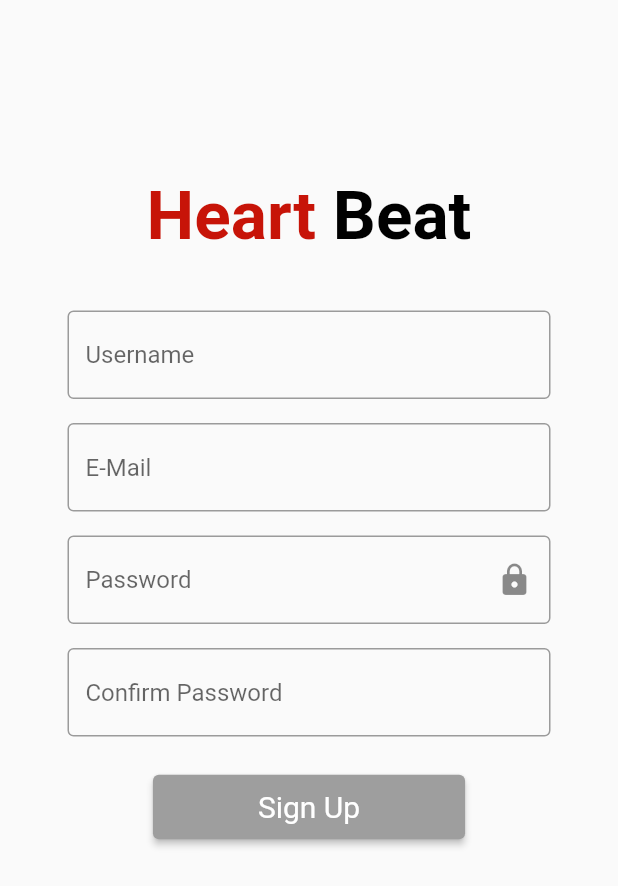
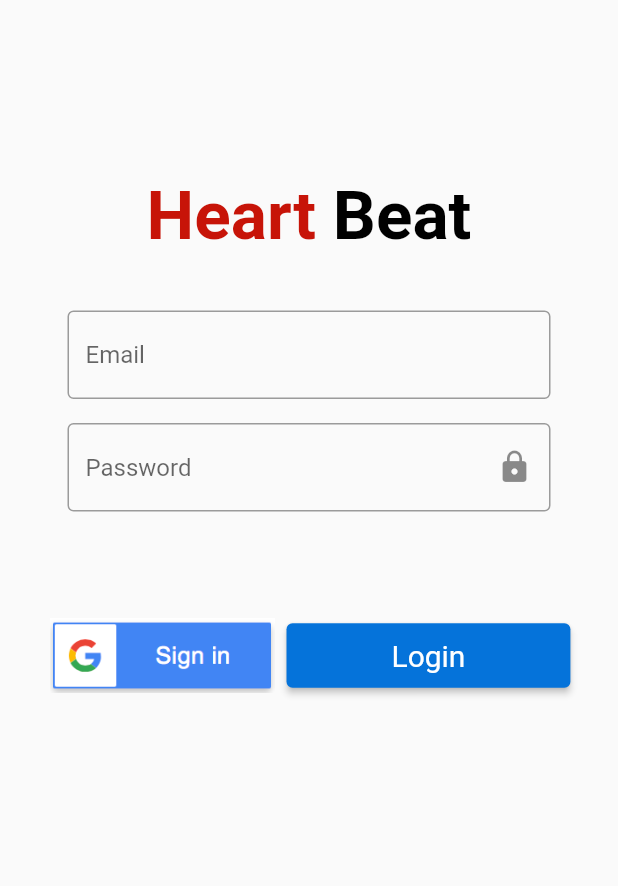
Before and after one commit to YushaCan/HeartBeat, a Flutter app: the SignUp widget shown alone on an empty page, opened directly, on a phone screen of 412 x 824 dp. Shown: the top 886 px of the screen. Run offline on Flutter 3.47's test engine with Material 2 defaults, Android fonts, the phone set to English and light mode, and no system bars; our stand-ins replace firebase_auth, firebase_core, firebase_database, google_sign_in, percent_indicator; missing offline and left inert: dart:ffi; accounts and stored records are empty; network calls fail.

Commit message:
Sign Up via Firebase
sign up, login via firebase + dosyalari toparlama

```diff
--- /dev/null
+++ b/heart_beat/lib/UYELIK/LoginPage.dart
@@ -0,0 +1,220 @@
+import 'package:flutter/material.dart';
+import '../InsertToDatabaseCode/USER_DATA_DAO';
+import '../InsertToDatabaseCode/USER_DATA';
+import 'package:firebase_database/ui/firebase_animated_list.dart';
+import 'package:flutter/cupertino.dart';
+import 'SignUpPage.dart';
+import '../MainPages/MainMenu.dart';
+import 'package:google_sign_in/google_sign_in.dart';
+import 'package:firebase_auth/firebase_auth.dart';
+
+class UserDataListState extends State<UserDataList>{
+
+TextEditingController _userPasswordController = TextEditingController();
+TextEditingController _userEmailController = TextEditingController();
+TextEditingController _userNameController = TextEditingController();
+
+@override
+  Widget build(BuildContext context){
+    return Scaffold(
+      body: SignUp(),
+    );
+  }
+
+bool _canSendUserData() => _userNameController.text.length > 0 && _userPasswordController.text.length > 0 && _userEmailController.text.length > 0;
+
+void _sendUserData() {
+  if (_canSendUserData()) {
+    final userData = USER_DATA(_userNameController.text,_userEmailController.text,_userPasswordController.text);
+    widget.userdataDAO.saveUserData(userData);
+    _userNameController.clear();
+    _userEmailController.clear();
+    _userPasswordController.clear();
+    setState(() {});
+  }
+}
+
+}
+
+class UserDataList extends StatefulWidget{
+  UserDataList({Key? key}): super(key: key);
+
+  final userdataDAO = USER_DATA_DAO();
+
+  @override
+  UserDataListState createState()=> UserDataListState();
+}
+
+class SignUp extends StatefulWidget {
+  SignUp({Key? key}) : super(key: key);
+
+  @override
+  State<SignUp> createState() => _SignUpState();
+}
+
+class _SignUpState extends State<SignUp> {
+
+  TextEditingController _userPasswordController = TextEditingController();
+  TextEditingController _userEmailController = TextEditingController();
+  TextEditingController _userNameController = TextEditingController();
+
+  bool seePassword = true;
+  bool lockIcon = true;
+
+  String passwordText = "";
+  String confirmedPasswordText = "";
+  String email = "";
+
+  void Toggle() {
+    setState(() {
+      seePassword = !seePassword;
+    });
+  }
+
+  Future<void> _loginUser() async {
+    try{
+      print("user:  $email");
+      UserCredential userCredential = await FirebaseAuth.instance.signInWithEmailAndPassword(email: email.trim(), password: _userPasswordController.text);
+      print("user:  $userCredential");
+      Navigator.push(
+        context,
+        MaterialPageRoute(builder: (context) => MainMenuPage()),
+      );
+    } on FirebaseAuthException catch (e){
+      print("error: $e");
+    }catch(e){
+      print("error: $e");
+    }
+  }
+
+  final FirebaseAuth auth = FirebaseAuth.instance;
+
+  Future<void> signup(BuildContext context) async {
+    final GoogleSignIn googleSignIn = GoogleSignIn();
+    final GoogleSignInAccount? googleSignInAccount = await googleSignIn.signIn();
+    if (googleSignInAccount != null) {
+      final GoogleSignInAuthentication googleSignInAuthentication =
+      await googleSignInAccount.authentication;
+      final AuthCredential authCredential = GoogleAuthProvider.credential(
+          idToken: googleSignInAuthentication.idToken,
+          accessToken: googleSignInAuthentication.accessToken);
+
+      // Getting users credential
+      UserCredential result = await auth.signInWithCredential(authCredential);
+      User? user = result.user;
+
+      if (result != null) {
+        Navigator.pushReplacement(
+            context, MaterialPageRoute(builder: (context) => MainMenuPage()));
+      } // if result not null we simply call the MaterialpageRoute,
+      // for go to the HomePage screen
+    }
+  }
+  @override
+  Widget build(BuildContext context) {
+    return Container(
+      child: SingleChildScrollView(
+        child: Column(
+          crossAxisAlignment: CrossAxisAlignment.center,
+          children: <Widget>[
+            // This row is for justify the upper space of the Heart Beat
+            Row(children: <Widget>[
+              const Text(
+                '',
+                style: TextStyle(
+                  fontSize: 100,
+                ),
+              ),
+            ]),
+            Row(
+                crossAxisAlignment: CrossAxisAlignment.center,
+                mainAxisAlignment: MainAxisAlignment.center,
+                children: <Widget>[
+                  const Text(
+                    'Heart',
+                    style: TextStyle(
+                      color: Color.fromARGB(255, 199, 20, 8),
+                      fontWeight: FontWeight.bold,
+                      fontSize: 45,
+                    ),
+                  ),
+                  const Text(
+                    ' Beat',
+                    style: TextStyle(
+                      color: Colors.black,
+                      fontWeight: FontWeight.bold,
+                      fontSize: 45,
+                    ),
+                  )
+                ]),
+            Row(children: <Widget>[
+              const Text(
+                '',
+                style: TextStyle(
+                  fontSize: 25,
+                ),
+              ),
+            ]),
+            Padding(
+              padding: EdgeInsets.symmetric(horizontal: 45, vertical: 8),
+              child: TextField(
+                onChanged: (value) {
+                  email = value;
+                }, //bu email
+                decoration: InputDecoration(
+                  // icon: Icon(Icons.person),
+                  border: OutlineInputBorder(),
+                  hintText: 'Email',
+                ),
+              ),
+            ),
+            Padding(
+              padding: EdgeInsets.symmetric(horizontal: 45, vertical: 8),
+              child: TextFormField(
+                obscureText: seePassword,
+                controller: _userPasswordController,//bu password
+                decoration: InputDecoration(
+                  suffixIcon: IconButton(
+                    onPressed: () {
+                      Toggle();
+                      lockIcon = !lockIcon;
+                    },
+                    icon: lockIcon ? Icon(Icons.lock) : Icon(Icons.lock_open),
+                  ),
+                  border: OutlineInputBorder(),
+                  hintText: 'Password',
+                ),
+              ),
+            ),
+            // Sign Up Button
+            Padding(
+                padding: EdgeInsets.symmetric(horizontal: 25, vertical: 5),
+                child: Row(
+                  children: <Widget>[
+                    IconButton(
+                      icon: Image.asset('assets/images/sign-in-with-google-icon-3.jpg'),
+                      iconSize: 150,
+                      onPressed: () {
+                        signup(context);},
+                    ),ElevatedButton(
+        style: ElevatedButton.styleFrom(
+            primary: Color.fromARGB(255, 5, 115, 218),
+            padding: EdgeInsets.symmetric(horizontal: 70, vertical: 10),
+            textStyle: TextStyle(
+              fontSize: 20,
+            )),
+        child: Text('Login'),
+        onPressed: () {
+          _loginUser();
+          // When tapped, if everything is right, passed to the Main Menu Page. It needs an animation between two pages.
+        }),
+                  ],
+                ),
+            ),
+            // Sign Up Button
+          ],
+        ),
+      ),
+    );
+  }
+}
--- a/heart_beat/lib/SignUpPage.dart
+++ b/heart_beat/lib/UYELIK/SignUpPage.dart
@@ -1,5 +1,6 @@
+import 'package:firebase_auth/firebase_auth.dart';
 import 'package:flutter/material.dart';
-import 'package:heart_beat/MainMenu.dart';
+import 'package:heart_beat/MainPages/MainMenu.dart';
 
 class SignUpPage extends StatelessWidget {
   const SignUpPage({Key? key}) : super(key: key);
@@ -27,16 +28,31 @@ class _SignUpState extends State<SignUp> {
   bool confirmedPassword = false;
   bool submit = false;
   bool lockIcon = true;
+
   String passwordText = "";
   String confirmedPasswordText = "";
+  String email = "";
+
+  TextEditingController passwordController = TextEditingController();
+  TextEditingController confirmPasswordController = TextEditingController();
+
   void Toggle() {
     setState(() {
       seePassword = !seePassword;
     });
   }
 
-  TextEditingController passwordController = TextEditingController();
-  TextEditingController confirmPasswordController = TextEditingController();
+Future<void> _createUser() async {
+    try{
+      print("user:  $email");
+      UserCredential userCredential = await FirebaseAuth.instance.createUserWithEmailAndPassword(email: email.trim(), password: passwordText);
+      print("user:  $userCredential");
+    } on FirebaseAuthException catch (e){
+      print("error: $e");
+    }catch(e){
+      print("error: $e");
+    }
+}
 
   @override
   Widget build(BuildContext context) {
@@ -94,6 +110,9 @@ class _SignUpState extends State<SignUp> {
           Padding(
             padding: EdgeInsets.symmetric(horizontal: 45, vertical: 8),
             child: TextFormField(
+              onChanged: (value){
+                email = value;
+              },
               decoration: InputDecoration(
                 //icon: Icon(Icons.email),
                 border: OutlineInputBorder(),
@@ -173,6 +192,7 @@ class _SignUpState extends State<SignUp> {
                   child: Text('Sign Up'),
                   onPressed: () {
                     // When tapped, if everything is right, passed to the Main Menu Page. It needs an animation between two pages.
+                    _createUser();
                     if (confirmedPassword) {
                       Navigator.push(
                         context,
--- a/heart_beat/pubspec.yaml
+++ b/heart_beat/pubspec.yaml
@@ -34,10 +34,11 @@ dependencies:
   firebase_auth: ^3.3.7
   google_sign_in: ^5.2.3
   percent_indicator: ^3.4.0
+  cupertino_icons: ^1.0.2
 
   # The following adds the Cupertino Icons font to your application.
   # Use with the CupertinoIcons class for iOS style icons.
-  cupertino_icons: ^1.0.2
+
 
 dev_dependencies:
   flutter_test:
@@ -65,7 +66,8 @@ flutter:
   # assets:
   #   - images/a_dot_burr.jpeg
   #   - images/a_dot_ham.jpeg
-
+  assets:
+    - assets/images/
   # An image asset can refer to one or more resolution-specific "variants", see
   # https://flutter.dev/assets-and-images/#resolution-aware.
 
```
Also changed, not shown: heart_beat/lib/MainPages/SplashScreen.dart (added, +33 -0 lines), heart_beat/lib/MainPages/main.dart (renamed from heart_beat/lib/main.dart, +4 -3 lines), heart_beat/assets/images/sign-in-with-google-icon-3.jpg (added), heart_beat/lib/MainPages/MainMenu.dart (renamed from heart_beat/lib/MainMenu.dart), 10 other files.
